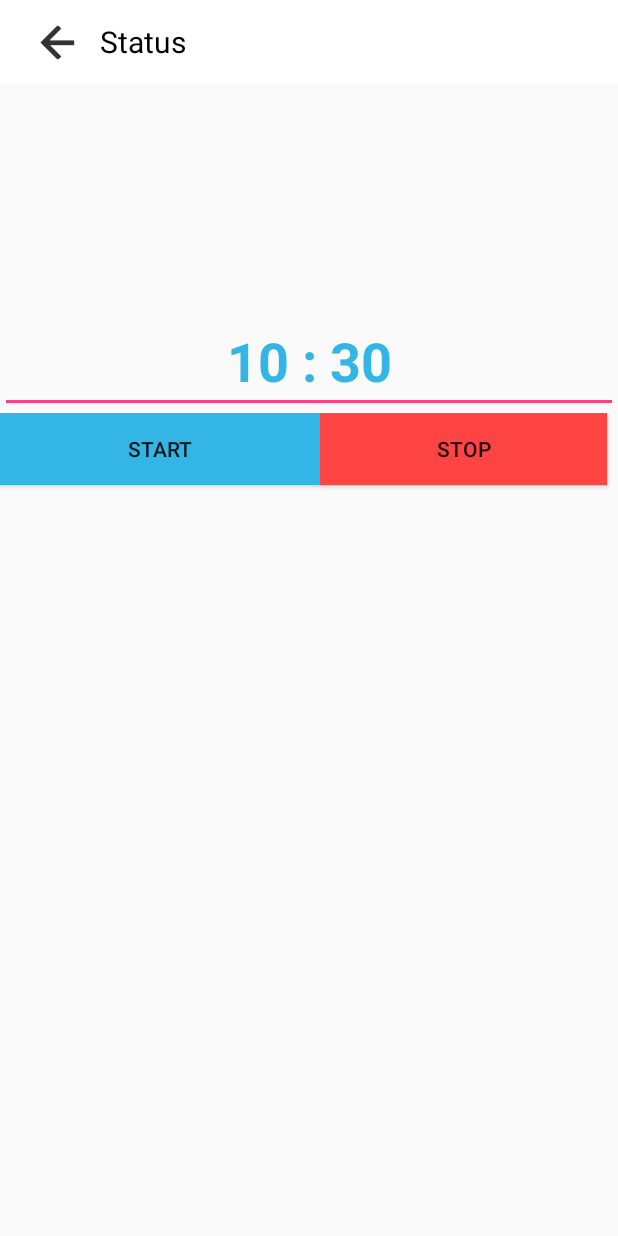
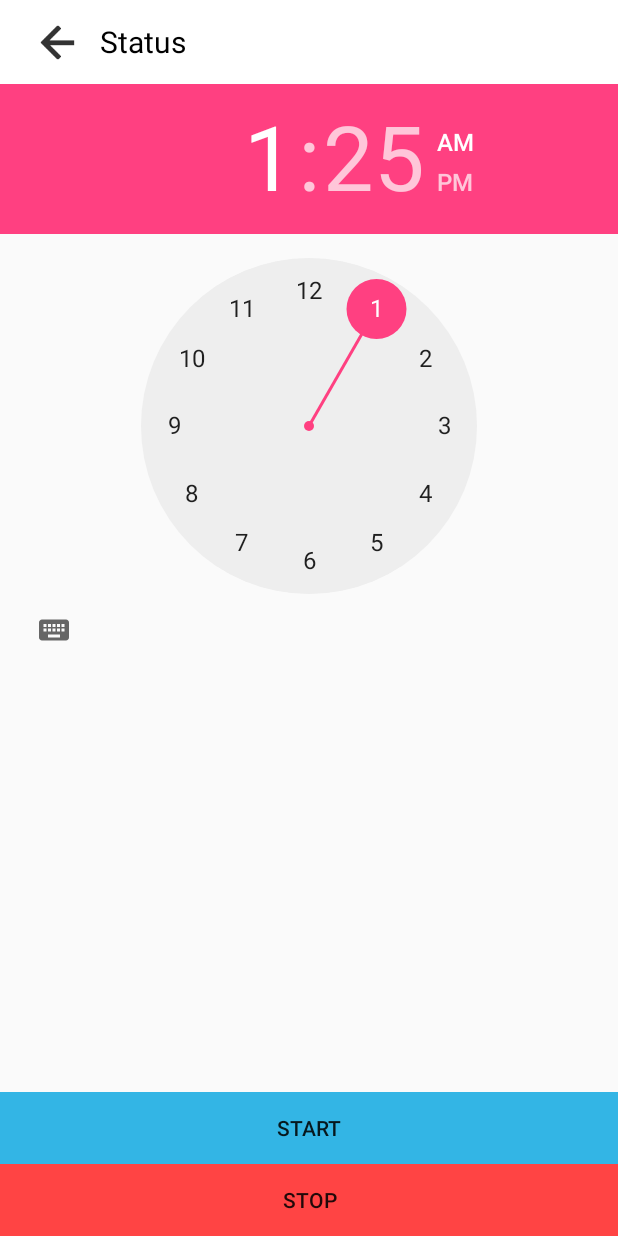
Before and after one commit to xuzhengyi1995/EG23_XU, an Android app: the StatusActivity screen opened directly, with no data from a screen before it, on a phone screen of 412 x 824 dp. Run offline under Robolectric (Android 15) with nearby library versions, the phone set to English and light mode, and no system bars.

Commit message:
add little

```diff
--- a/app/src/main/res/layout/activity_status.xml
+++ b/app/src/main/res/layout/activity_status.xml
@@ -25,43 +25,52 @@
             android:layout_width="match_parent"
             android:layout_height="wrap_content" />
 
-        <EditText
-            android:id="@+id/editText3"
+        <LinearLayout
             android:layout_width="wrap_content"
             android:layout_height="wrap_content"
-            android:layout_alignParentStart="true"
-            android:layout_below="@+id/include"
-            android:layout_marginTop="150dp"
-            android:ems="10"
-            android:inputType="time"
-            android:text="10 : 30"
-            android:textAlignment="center"
-            android:textColor="@android:color/holo_blue_light"
-            android:textSize="36sp"
-            android:textStyle="bold" />
+            android:orientation="vertical"
+            android:layout_gravity="center_horizontal"
+            android:layout_weight="1">
+            <TimePicker
+                android:id="@+id/timePicker2"
+                android:layout_width="match_parent"
+                android:layout_height="match_parent"
+                android:layout_weight="1" />
+        </LinearLayout>
 
         <LinearLayout
             android:layout_width="match_parent"
-            android:layout_height="match_parent"
-            android:layout_weight="0.37"
+            android:layout_height="wrap_content"
+            android:orientation="vertical"
+            android:layout_gravity="bottom"
+            android:layout_weight="1">
+
+            <LinearLayout
+                android:layout_width="match_parent"
+                android:layout_height="wrap_content"
                 android:orientation="horizontal"
-            android:layout_gravity="bottom|center_horizontal"
-            android:weightSum="1">
-
+                android:layout_weight="1">
                 <Button
                     android:id="@+id/button5"
-                android:layout_width="155dp"
+                    android:layout_width="match_parent"
                     android:layout_height="wrap_content"
-                android:layout_weight="0.89"
                     android:background="@android:color/holo_blue_light"
                     android:text="Start" />
+            </LinearLayout>
+
+            <LinearLayout
+                android:layout_width="match_parent"
+                android:layout_height="wrap_content"
+                android:orientation="horizontal"
+                android:layout_weight="1">
 
                 <Button
                     android:id="@+id/button6"
-                android:layout_width="191dp"
+                    android:layout_width="match_parent"
                     android:layout_height="wrap_content"
                     android:background="@android:color/holo_red_light"
                     android:text="Stop" />
+            </LinearLayout>
         </LinearLayout>
 
 
```
Lines whose indentation alone changed are shown as unchanged.
